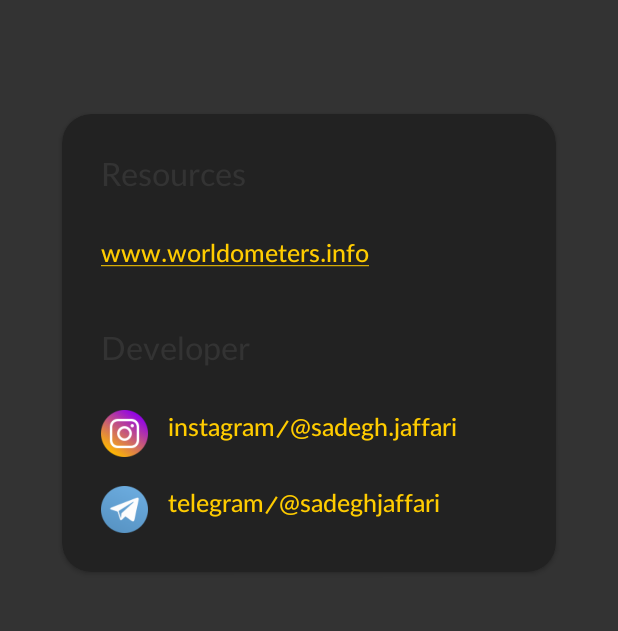
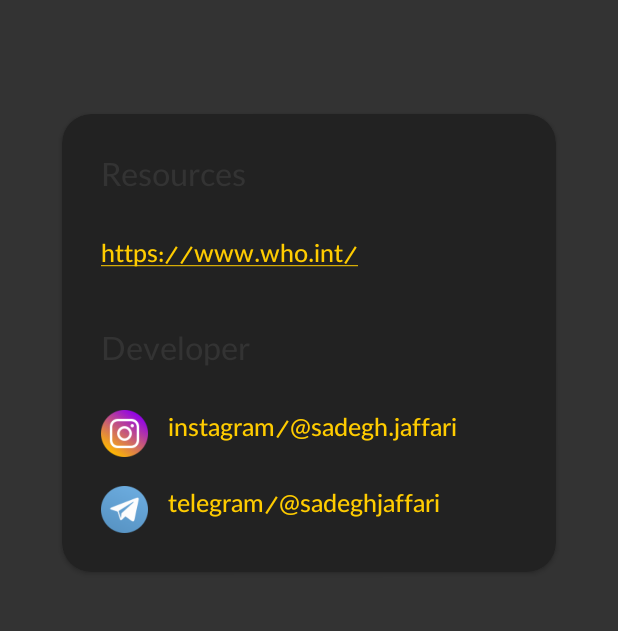
Before and after one commit to sadeghjfr/Covid19-App, an Android app: the AboutUsFragment screen opened through its navigation route, on a phone screen of 412 x 824 dp, the part 98-729 px from its top. Run offline under Robolectric (Android 15) with nearby library versions, the phone set to English and light mode, and no system bars; our stand-ins replace navigation-ui, sdp/ssp sizes; libraries missing offline, so code that uses them is left out: coil.decode.

```diff
--- a/app/src/main/AndroidManifest.xml
+++ b/app/src/main/AndroidManifest.xml
@@ -13,7 +13,6 @@
         android:roundIcon="@mipmap/app_logo"
         android:supportsRtl="true"
         android:theme="@style/Theme.Covid19">
-        <activity android:name="com.sadeghjfr22.covid19.ui.main.view.activity.CountryActivity" />
         <activity android:name="com.sadeghjfr22.covid19.ui.main.view.activity.MainActivity"
             android:exported="true">
             <intent-filter>
--- a/app/src/main/res/layout/fragment_about_us.xml
+++ b/app/src/main/res/layout/fragment_about_us.xml
@@ -40,6 +40,7 @@
                 android:layout_marginTop="@dimen/_15sdp"
                 android:autoLink="web"
                 android:inputType="textUri"
+                android:linksClickable="true"
                 android:singleLine="true"
                 android:text="@string/covid_res"
                 android:textColor="@color/colorPrimaryVariant"
--- a/app/src/main/res/values/strings.xml
+++ b/app/src/main/res/values/strings.xml
@@ -21,6 +21,6 @@
     <string name="read_more">Read more…</string>
     <string name="developer_telegram_id">telegram/@sadeghjaffari</string>
     <string name="developer_insta_id">instagram/@sadegh.jaffari</string>
-    <string name="covid_res">www.worldometers.info</string>
+    <string name="covid_res">https://www.who.int/</string>
 
 </resources>
```
